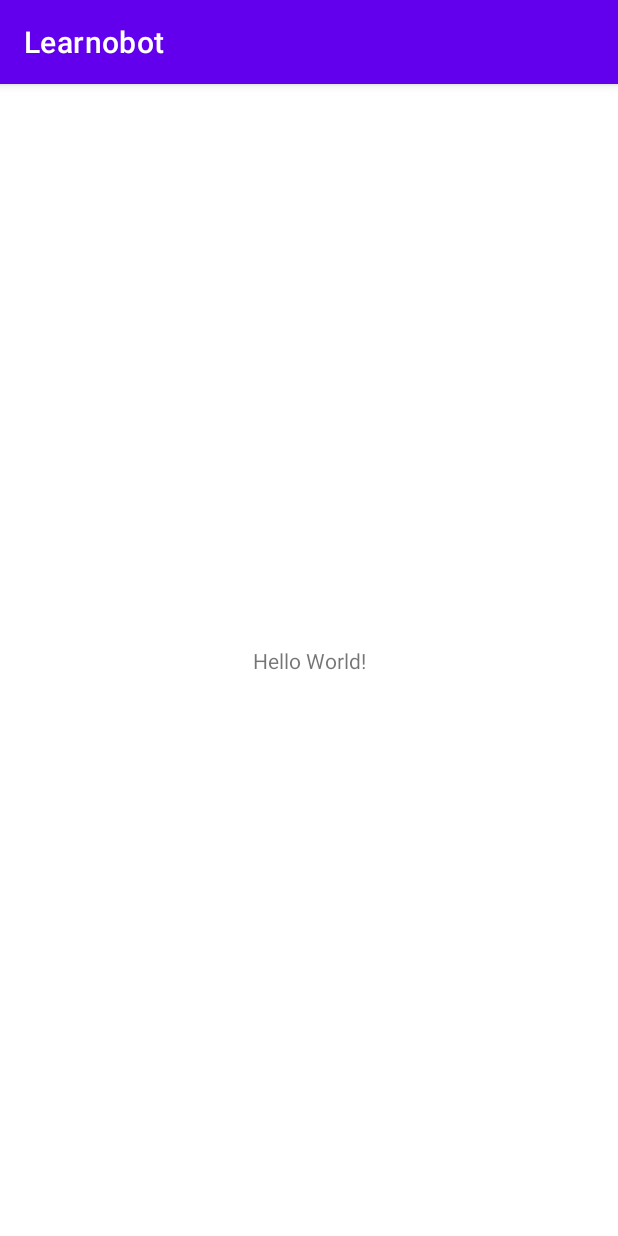
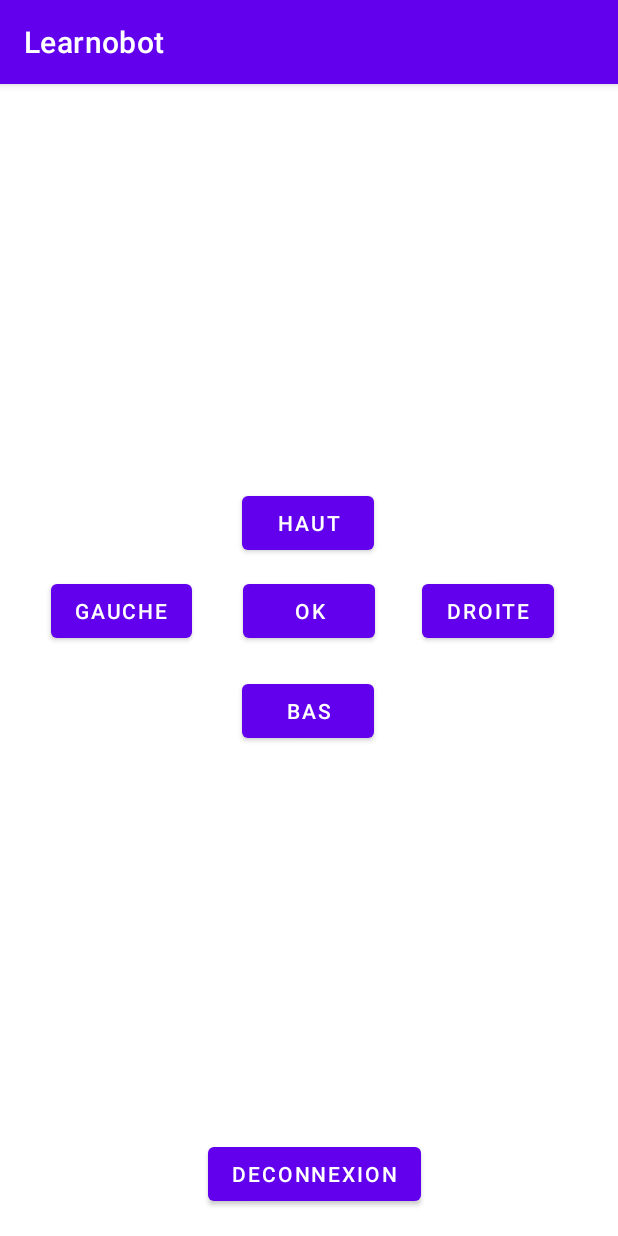
Before and after one commit to OdioumaCoulibaly/GestionDeProjets_Upjv_Gr2, an Android app: the screen it shows after launch (MainActivity), on a phone screen of 412 x 824 dp. Run offline under Robolectric (Android 15) with nearby library versions, the phone set to English and light mode, and no system bars; 1 statement that could not run was skipped.

Commit message:
Ecoute des boutons

```diff
--- a/Learnobot/app/src/main/java/com/example/learnobot/MainActivity.java
+++ b/Learnobot/app/src/main/java/com/example/learnobot/MainActivity.java
@@ -2,13 +2,61 @@ package com.example.learnobot;
 
 import androidx.appcompat.app.AppCompatActivity;
 
+import android.annotation.SuppressLint;
 import android.os.Bundle;
+import android.view.View;
+import android.widget.Button;
 
-public class MainActivity extends AppCompatActivity {
+public class  MainActivity extends AppCompatActivity {
 
+    private Button mBas, mHaut, mDroite, mGauche, mOk, mDeconnexion;
+    @SuppressLint("MissingInflatedId")
     @Override
     protected void onCreate(Bundle savedInstanceState) {
         super.onCreate(savedInstanceState);
         setContentView(R.layout.activity_main);
+
+        mBas = findViewById(R.id.idBas);
+        mHaut = findViewById(R.id.idHaut);
+        mDroite = findViewById(R.id.idDroite);
+        mGauche = findViewById(R.id.idGauche);
+        mDeconnexion = findViewById(R.id.idDeconnexion);
+
+        mBas.setOnClickListener(new View.OnClickListener() {
+            @Override
+            public void onClick(View view) {
+
+            }
+        });
+        mHaut.setOnClickListener(new View.OnClickListener() {
+            @Override
+            public void onClick(View view) {
+
+            }
+        });
+        mDroite.setOnClickListener(new View.OnClickListener() {
+            @Override
+            public void onClick(View view) {
+
+            }
+        });
+        mGauche.setOnClickListener(new View.OnClickListener() {
+            @Override
+            public void onClick(View view) {
+
+            }
+        });
+        mOk.setOnClickListener(new View.OnClickListener() {
+            @Override
+            public void onClick(View view) {
+
+            }
+        });
+        mDeconnexion.setOnClickListener(new View.OnClickListener() {
+            @Override
+            public void onClick(View view) {
+
+            }
+        });
     }
 }
--- a/Learnobot/app/src/main/res/layout/activity_main.xml
+++ b/Learnobot/app/src/main/res/layout/activity_main.xml
@@ -6,13 +6,78 @@
     android:layout_height="match_parent"
     tools:context=".MainActivity">
 
-    <TextView
+    <Button
+        android:id="@+id/idDeconnexion"
         android:layout_width="wrap_content"
         android:layout_height="wrap_content"
-        android:text="Hello World!"
+        android:contentDescription="@string/deconnec"
+        android:text="Deconnexion"
         app:layout_constraintBottom_toBottomOf="parent"
+        app:layout_constraintEnd_toEndOf="parent"
+        app:layout_constraintHorizontal_bias="0.514"
+        app:layout_constraintStart_toStartOf="parent"
+        app:layout_constraintTop_toTopOf="parent"
+        app:layout_constraintVertical_bias="0.976" />
+
+    <Button
+        android:id="@+id/idOk"
+        android:layout_width="wrap_content"
+        android:layout_height="wrap_content"
+        android:contentDescription="@string/strDirec"
+        android:text="Ok"
+        app:layout_constraintBottom_toTopOf="@+id/idDeconnexion"
         app:layout_constraintEnd_toEndOf="parent"
         app:layout_constraintStart_toStartOf="parent"
         app:layout_constraintTop_toTopOf="parent" />
 
+    <Button
+        android:id="@+id/idDroite"
+        android:layout_width="wrap_content"
+        android:layout_height="wrap_content"
+        android:contentDescription="@string/strDirec"
+        android:text="Droite"
+        app:layout_constraintBottom_toBottomOf="@+id/idOk"
+        app:layout_constraintEnd_toEndOf="parent"
+        app:layout_constraintHorizontal_bias="0.424"
+        app:layout_constraintStart_toEndOf="@+id/idOk"
+        app:layout_constraintTop_toTopOf="@+id/idOk"
+        app:layout_constraintVertical_bias="0.0" />
+
+    <Button
+        android:id="@+id/idGauche"
+        android:layout_width="wrap_content"
+        android:layout_height="wrap_content"
+        android:contentDescription="@string/strDirec"
+        android:text="Gauche"
+        app:layout_constraintBottom_toBottomOf="@+id/idOk"
+        app:layout_constraintEnd_toStartOf="@+id/idOk"
+        app:layout_constraintStart_toStartOf="parent"
+        app:layout_constraintTop_toTopOf="@+id/idOk" />
+
+    <Button
+        android:id="@+id/idHaut"
+        android:layout_width="wrap_content"
+        android:layout_height="wrap_content"
+        android:contentDescription="@string/strDirec"
+        android:text="Haut"
+        app:layout_constraintBottom_toTopOf="@+id/idOk"
+        app:layout_constraintEnd_toEndOf="parent"
+        app:layout_constraintHorizontal_bias="0.498"
+        app:layout_constraintStart_toStartOf="parent"
+        app:layout_constraintTop_toTopOf="parent"
+        app:layout_constraintVertical_bias="0.962" />
+
+    <Button
+        android:id="@+id/idBas"
+        android:layout_width="wrap_content"
+        android:layout_height="wrap_content"
+        android:contentDescription="@string/strDirec"
+        android:text="Bas"
+        app:layout_constraintBottom_toTopOf="@+id/idDeconnexion"
+        app:layout_constraintEnd_toEndOf="parent"
+        app:layout_constraintHorizontal_bias="0.498"
+        app:layout_constraintStart_toStartOf="parent"
+        app:layout_constraintTop_toBottomOf="@+id/idOk"
+        app:layout_constraintVertical_bias="0.066" />
+
 </androidx.constraintlayout.widget.ConstraintLayout>
--- a/Learnobot/app/src/main/res/values/strings.xml
+++ b/Learnobot/app/src/main/res/values/strings.xml
@@ -1,3 +1,5 @@
 <resources>
     <string name="app_name">Learnobot</string>
+    <string name="strDirec">Direction</string>
+    <string name="deconnec">Deconnexion</string>
 </resources>
```
